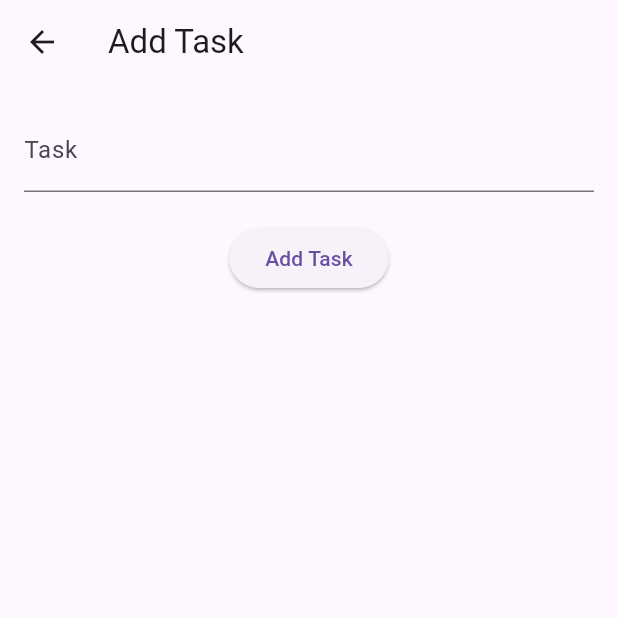
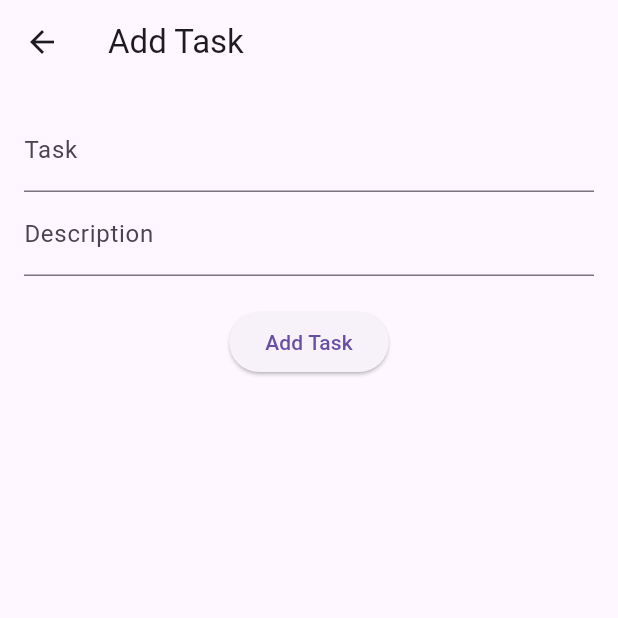
Before and after one commit to iamCeliatw/flutter-todo, a Flutter app: the AddTaskScreen screen opened by its route, after a tap on "Add Task", on a phone screen of 412 x 824 dp, the top half of it. Run offline on Flutter 3.47's test engine with Material 3 defaults, Android fonts, the phone set to English and light mode, and no system bars.

Commit message:
新增描述欄位

```diff
--- a/lib/models/task.dart
+++ b/lib/models/task.dart
@@ -1,11 +1,13 @@
 class Task {
   final String id;
   final String title;
+  final String description;
   final bool isDone;
 
   Task({
     required this.id,
     required this.title,
+    required this.description,
     required this.isDone,
   });
 }
--- a/lib/screens/add_task_screen.dart
+++ b/lib/screens/add_task_screen.dart
@@ -5,16 +5,19 @@ import '../providers/task_provider.dart';
 
 class AddTaskScreen extends StatelessWidget {
   final TextEditingController _taskController = TextEditingController();
+  final TextEditingController _descriptionController = TextEditingController();
 
   AddTaskScreen({super.key});
 
   void _addTask(BuildContext context) {
     final taskText = _taskController.text;
+    final taskDescription = _descriptionController.text;
     if (taskText.isNotEmpty) {
       Provider.of<TaskProvider>(context, listen: false).addTask(
         Task(
           id: DateTime.now().toString(),
           title: taskText,
+          description: taskDescription,
           isDone: false,
         ),
       );
@@ -36,6 +39,10 @@ class AddTaskScreen extends StatelessWidget {
               controller: _taskController,
               decoration: const InputDecoration(labelText: 'Task'),
             ),
+            TextField(
+              controller: _descriptionController,
+              decoration: const InputDecoration(labelText: 'Description'),
+            ),
             const SizedBox(height: 20),
             ElevatedButton(
               onPressed: () => _addTask(context),
--- a/lib/screens/edit_task_screen.dart
+++ b/lib/screens/edit_task_screen.dart
@@ -15,7 +15,11 @@ class EditTaskScreen extends StatelessWidget {
     if (taskText.isNotEmpty) {
       Provider.of<TaskProvider>(context, listen: false).updateTask(
         task.id,
-        Task(id: task.id, title: taskText, isDone: task.isDone),
+        Task(
+            id: task.id,
+            title: taskText,
+            description: task.description,
+            isDone: task.isDone),
       );
       Navigator.of(context).pop();
     }
--- a/lib/screens/home_screen.dart
+++ b/lib/screens/home_screen.dart
@@ -35,6 +35,7 @@ class HomeScreen extends StatelessWidget {
                   Task(
                     id: task.id,
                     title: task.title,
+                    description: task.description,
                     isDone: !task.isDone, // 反轉完成狀態
                   ),
                 );
@@ -56,6 +57,7 @@ class HomeScreen extends StatelessWidget {
               },
               child: TaskTile(
                 title: task.title,
+                description: task.description,
                 isDone: task.isDone,
                 onChanged: (value) {
                   // Implement task completion logic
--- a/lib/widgets/task_title.dart
+++ b/lib/widgets/task_title.dart
@@ -2,12 +2,14 @@ import 'package:flutter/material.dart';
 
 class TaskTile extends StatelessWidget {
   final String title;
+  final String description;
   final bool isDone;
   final void Function(bool?)? onChanged;
 
   const TaskTile({
     Key? key,
     required this.title,
+    required this.description,
     required this.isDone,
     required this.onChanged,
   }) : super(key: key);
@@ -16,6 +18,7 @@ class TaskTile extends StatelessWidget {
   Widget build(BuildContext context) {
     return ListTile(
       title: Text(title),
+      subtitle: Text(description),
       leading: Checkbox(
         value: isDone,
         onChanged: onChanged,
@@ -23,3 +26,4 @@ class TaskTile extends StatelessWidget {
     );
   }
 }
+//create a function when you click the checkbox, it will change the value of isDone to true or false
```
